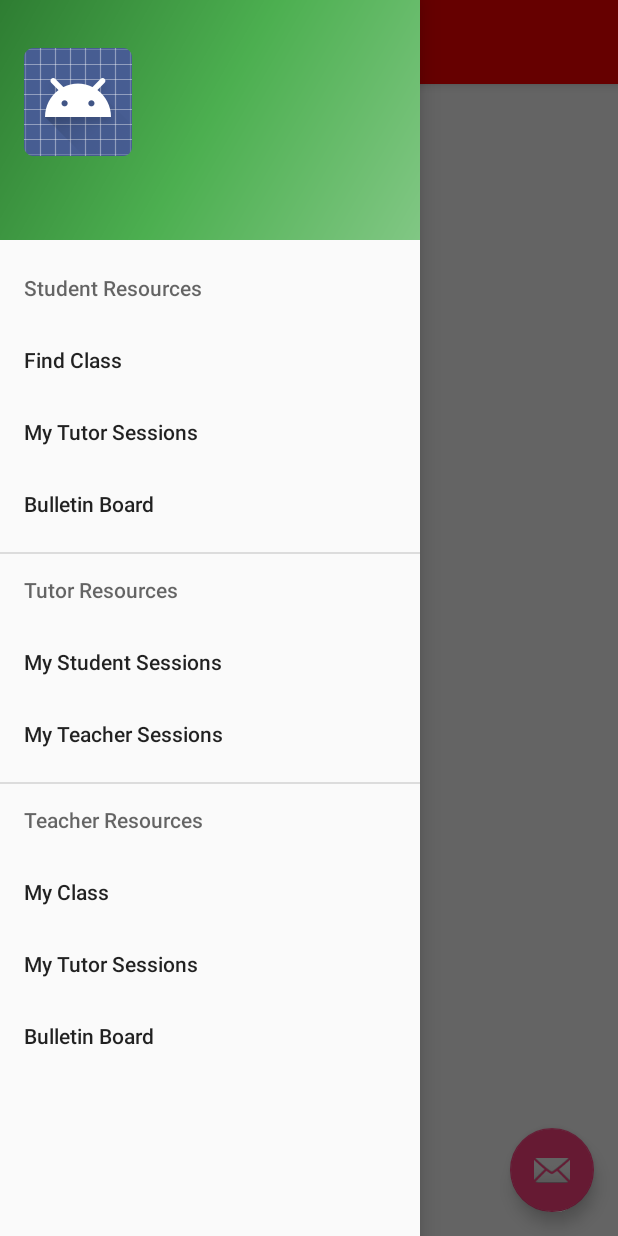
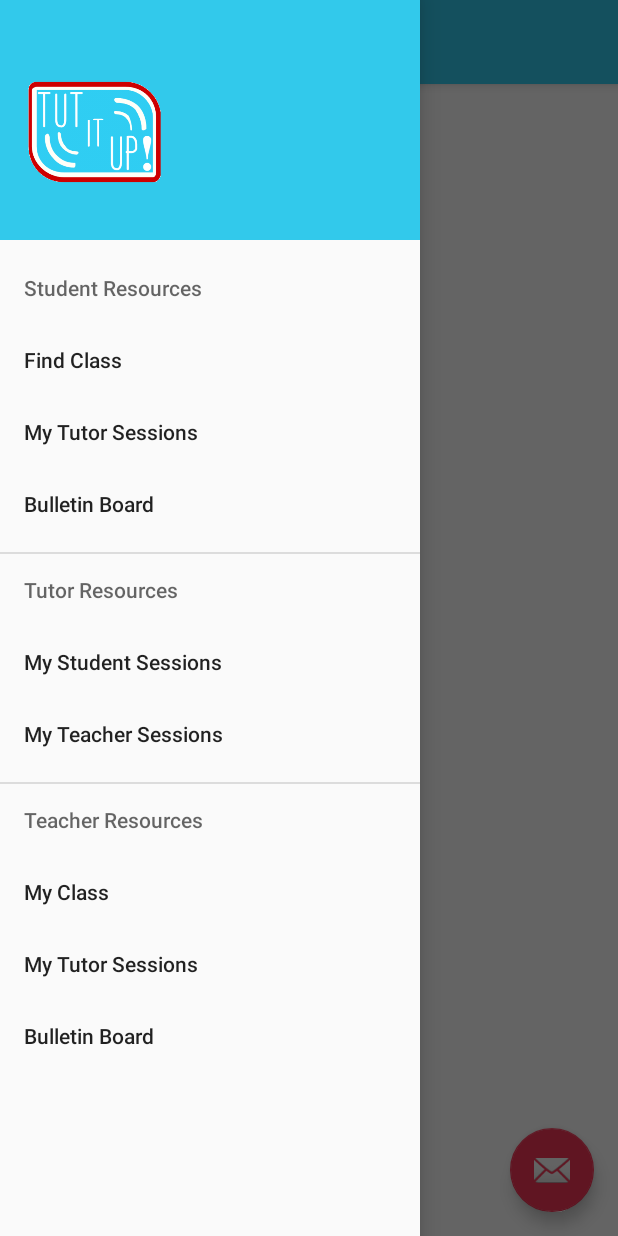
Before and after one commit to charltonraven/TutorApp3, an Android app: the Nav_MainActivity screen opened directly, with no data from a screen before it, on a phone screen of 412 x 824 dp. Run offline under Robolectric (Android 15) with nearby library versions, the phone set to English and light mode, and no system bars; 7 statements that could not run were skipped.

Commit message:
Color change, text to see class in ChatLayout

```diff
--- a/app/src/main/java/movingforward/tutorapp3/TutChat/ChatActivity.java
+++ b/app/src/main/java/movingforward/tutorapp3/TutChat/ChatActivity.java
@@ -79,7 +79,7 @@ public class ChatActivity extends AppCompatActivity implements
     private static final String TAG = "MainActivity";
     public static String MESSAGES_CHILD;
     private static final int REQUEST_INVITE = 1;
-    public static final int DEFAULT_MSG_LENGTH_LIMIT = 100;
+    public static final int DEFAULT_MSG_LENGTH_LIMIT = 200;
     public static final String ANONYMOUS = "anonymous";
     private static final String MESSAGE_SENT_EVENT = "message_sent";
     private FirebaseUser mFirebaseUser;
--- a/app/src/main/res/layout/nav_header_nav__main.xml
+++ b/app/src/main/res/layout/nav_header_nav__main.xml
@@ -1,36 +1,42 @@
 <?xml version="1.0" encoding="utf-8"?>
-<LinearLayout xmlns:android="http://schemas.android.com/apk/res/android"
+<RelativeLayout xmlns:android="http://schemas.android.com/apk/res/android"
     xmlns:app="http://schemas.android.com/apk/res-auto"
     android:layout_width="match_parent"
     android:layout_height="@dimen/nav_header_height"
-    android:background="@drawable/side_nav_bar"
+    android:background="@color/colorPrimary"
     android:gravity="bottom"
     android:orientation="vertical"
     android:paddingBottom="@dimen/activity_vertical_margin"
     android:paddingLeft="@dimen/activity_horizontal_margin"
     android:paddingRight="@dimen/activity_horizontal_margin"
-    android:paddingTop="@dimen/activity_vertical_margin"
-    android:theme="@style/ThemeOverlay.AppCompat.Dark">
+    android:paddingTop="@dimen/activity_vertical_margin">
 
     <ImageView
         android:id="@+id/imageView"
-        android:layout_width="wrap_content"
+        android:layout_width="94dp"
         android:layout_height="wrap_content"
         android:paddingTop="@dimen/nav_header_vertical_spacing"
-        app:srcCompat="@android:drawable/sym_def_app_icon" />
+        app:srcCompat="@drawable/ic_launcher" />
 
     <TextView
-        android:layout_width="match_parent"
+        android:layout_width="181dp"
         android:layout_height="wrap_content"
         android:paddingTop="@dimen/nav_header_vertical_spacing"
         android:text=""
         android:textAppearance="@style/TextAppearance.AppCompat.Body1"
-        android:id="@+id/tvType" />
+        android:id="@+id/tvType"
+        android:layout_centerVertical="true"
+        android:layout_alignParentEnd="true"
+        android:layout_toEndOf="@+id/imageView"/>
 
     <TextView
         android:id="@+id/tvEmail"
-        android:layout_width="wrap_content"
+        android:layout_width="181dp"
         android:layout_height="wrap_content"
-        android:text=""/>
+        android:text=""
+        android:layout_below="@+id/tvType"
+        android:layout_alignParentEnd="true"
+        android:layout_alignParentBottom="true"
+        android:layout_toEndOf="@+id/imageView"/>
 
-</LinearLayout>
+</RelativeLayout>
--- a/app/src/main/res/values/colors.xml
+++ b/app/src/main/res/values/colors.xml
@@ -1,6 +1,6 @@
 <?xml version="1.0" encoding="utf-8"?>
 <resources>
-    <color name="colorPrimary">#FF0000</color>
-    <color name="colorPrimaryDark">#0000FF</color>
-    <color name="colorAccent">#FF4081</color>
+    <color name="colorPrimary">#32c9eb</color>
+    <color name="colorPrimaryDark">#10c0e0</color>
+    <color name="colorAccent">#F23555</color>
 </resources>
```
Also changed, not shown: app/src/main/res/layout/activity_chat.xml (+17 -6 lines), app/src/main/res/drawable/ic_launcher.png (added).
